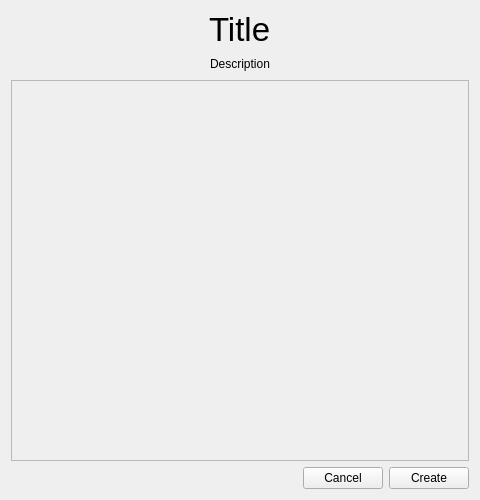
Old version of the form Gui/Misc/newrowwidget.ui in the repository lbproductions/ProjectStats.
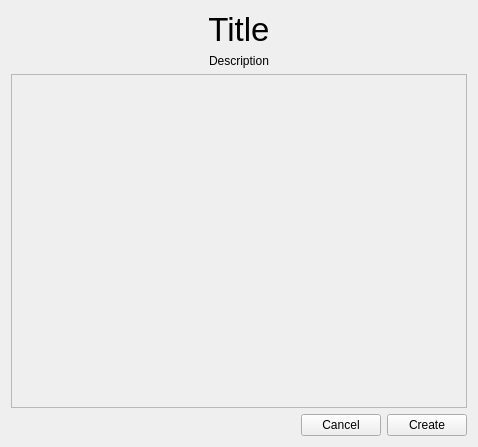
New version of the form.

Commit message: - Improved some Layouts in ui-files (same look-and-feel, at least I hope so :D) due to better performance with Qt.

Diff of the .ui file:
```diff
--- a/Gui/Misc/newrowwidget.ui
+++ b/Gui/Misc/newrowwidget.ui
@@ -6,8 +6,8 @@
    <rect>
     <x>0</x>
     <y>0</y>
-    <width>480</width>
-    <height>500</height>
+    <width>478</width>
+    <height>447</height>
    </rect>
   </property>
   <property name="windowTitle">
@@ -15,21 +15,8 @@
   </property>
   <layout class="QVBoxLayout" name="verticalLayout_2">
    <item>
-    <layout class="QHBoxLayout" name="horizontalLayout">
-     <item>
-      <spacer name="horizontalSpacer">
-       <property name="orientation">
-        <enum>Qt::Horizontal</enum>
-       </property>
-       <property name="sizeHint" stdset="0">
-        <size>
-         <width>40</width>
-         <height>20</height>
-        </size>
-       </property>
-      </spacer>
-     </item>
-     <item>
+    <layout class="QGridLayout" name="gridLayout">
+     <item row="0" column="1">
       <widget class="QLabel" name="labelTitle">
        <property name="font">
         <font>
@@ -39,9 +26,25 @@
        <property name="text">
         <string>Title</string>
        </property>
+       <property name="alignment">
+        <set>Qt::AlignCenter</set>
+       </property>
       </widget>
      </item>
-     <item>
+     <item row="0" column="0">
+      <spacer name="horizontalSpacer">
+       <property name="orientation">
+        <enum>Qt::Horizontal</enum>
+       </property>
+       <property name="sizeHint" stdset="0">
+        <size>
+         <width>40</width>
+         <height>20</height>
+        </size>
+       </property>
+      </spacer>
+     </item>
+     <item row="0" column="2">
       <spacer name="horizontalSpacer_2">
        <property name="orientation">
         <enum>Qt::Horizontal</enum>
@@ -54,43 +57,16 @@
        </property>
       </spacer>
      </item>
-    </layout>
-   </item>
-   <item>
-    <layout class="QHBoxLayout" name="horizontalLayout_2">
-     <item>
-      <spacer name="horizontalSpacer_3">
-       <property name="orientation">
-        <enum>Qt::Horizontal</enum>
-       </property>
-       <property name="sizeHint" stdset="0">
-        <size>
-         <width>40</width>
-         <height>20</height>
-        </size>
-       </property>
-      </spacer>
-     </item>
-     <item>
+     <item row="1" column="1">
       <widget class="QLabel" name="labelDescription">
        <property name="text">
         <string>Description</string>
        </property>
+       <property name="alignment">
+        <set>Qt::AlignCenter</set>
+       </property>
       </widget>
      </item>
-     <item>
-      <spacer name="horizontalSpacer_4">
-       <property name="orientation">
-        <enum>Qt::Horizontal</enum>
-       </property>
-       <property name="sizeHint" stdset="0">
-        <size>
-         <width>40</width>
-         <height>20</height>
-        </size>
-       </property>
-      </spacer>
-     </item>
     </layout>
    </item>
    <item>
@@ -109,8 +85,8 @@
        <rect>
         <x>0</x>
         <y>0</y>
-        <width>454</width>
-        <height>358</height>
+        <width>458</width>
+        <height>326</height>
        </rect>
       </property>
      </widget>
```
The commit also changes 5 other files.
